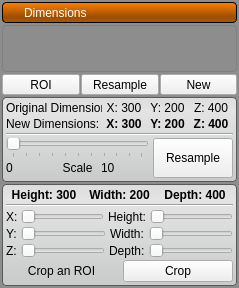
The window that src/Interface/AppInterface/LayerGroupWidget.ui (SCIInstitute/Seg3D) describes before a commit, drawn with Qt 5.
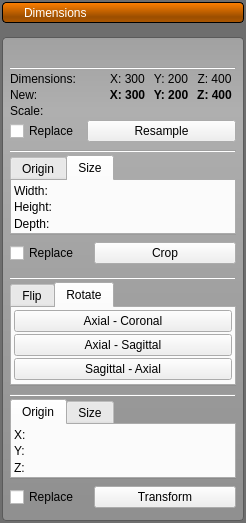
The same window after the commit. The open tabs and pages were chosen to show the change. Icons and pictures are not drawn.

Patch:
```diff
--- a/src/Interface/AppInterface/LayerGroupWidget.ui
+++ b/src/Interface/AppInterface/LayerGroupWidget.ui
@@ -6,8 +6,8 @@
    <rect>
     <x>0</x>
     <y>0</y>
-    <width>239</width>
-    <height>288</height>
+    <width>246</width>
+    <height>523</height>
    </rect>
   </property>
   <property name="sizePolicy">
@@ -17,7 +17,39 @@
    </sizepolicy>
   </property>
   <property name="styleSheet">
-   <string notr="true">QPushButton#activate_button_{
+   <string notr="true">
+QToolButton#group_crop_button_{
+  background-color: qlineargradient(spread:pad, x1:0, y1:0, x2:1, y2:1, stop:0.512563 rgba(255, 255, 255, 0));
+  border: 1px solid qlineargradient(spread:pad, x1:0, y1:0, x2:1, y2:1, stop:0.512563 rgba(255, 255, 255, 0));
+}
+
+QToolButton#group_flip_rotate_button_{
+  background-color: qlineargradient(spread:pad, x1:0, y1:0, x2:1, y2:1, stop:0.512563 rgba(255, 255, 255, 0));
+  border: 1px solid qlineargradient(spread:pad, x1:0, y1:0, x2:1, y2:1, stop:0.512563 rgba(255, 255, 255, 0));
+}
+
+QToolButton#group_new_button_{
+  background-color: qlineargradient(spread:pad, x1:0, y1:0, x2:1, y2:1, stop:0.512563 rgba(255, 255, 255, 0));
+  border: 1px solid qlineargradient(spread:pad, x1:0, y1:0, x2:1, y2:1, stop:0.512563 rgba(255, 255, 255, 0));
+}
+
+QToolButton#group_resample_button_{
+  background-color: qlineargradient(spread:pad, x1:0, y1:0, x2:1, y2:1, stop:0.512563 rgba(255, 255, 255, 0));
+  border: 1px solid qlineargradient(spread:pad, x1:0, y1:0, x2:1, y2:1, stop:0.512563 rgba(255, 255, 255, 0));
+}
+
+QToolButton#group_transform_button_{
+  background-color: qlineargradient(spread:pad, x1:0, y1:0, x2:1, y2:1, stop:0.512563 rgba(255, 255, 255, 0));
+  border: 1px solid qlineargradient(spread:pad, x1:0, y1:0, x2:1, y2:1, stop:0.512563 rgba(255, 255, 255, 0));
+}
+
+QToolButton#group_visibility_button_{
+  background-color: qlineargradient(spread:pad, x1:0, y1:0, x2:1, y2:1, stop:0.512563 rgba(255, 255, 255, 0));
+  border: 1px solid qlineargradient(spread:pad, x1:0, y1:0, x2:1, y2:1, stop:0.512563 rgba(255, 255, 255, 0));
+}
+
+
+QPushButton#activate_button_{
   height: 24px;
   text-align: left;
   color: white;
@@ -29,8 +61,8 @@
 }
 
 QFrame#group_frame_{
-  border-radius: 4px;
-  border: 1px solid gray;
+  background-color: qlineargradient(spread:pad, x1:0.5, y1:0.733364, x2:0.5, y2:0, stop:0 rgba(25, 25, 25, 0), stop:1 rgba(136, 0, 0, 0));
+  border: none;
 }
 
 
@@ -56,27 +88,51 @@
 }
 
 QWidget#LayerGroupWidget{
-  background-color: rgb(141, 141, 141);
+  background-color: rgb(110, 110, 110);
   border-radius:6px;
 }
 
+
 QWidget#resample_{
-  background-color: rgb(240, 240, 240);
+  /*
   border-radius: 4px;
   border: 1px solid rgb(90, 90, 90);
-background-color: qlineargradient(spread:pad, x1:0.5, y1:0, x2:0.5, y2:0.960227, stop:0 rgba(221, 221, 221, 255), stop:0.155779 rgba(228, 228, 228, 255), stop:1 rgba(202, 204, 204, 255));
+  background-color: qlineargradient(spread:pad, x1:0.5, y1:0, x2:0.5, y2:0.960227, stop:0 rgba(221, 221, 221, 255), stop:0.155779 rgba(228, 228, 228, 255), stop:1 rgba(202, 204, 204, 255));
+  */
 }
 
 QWidget#roi_{
-  background-color: rgb(240, 240, 240);
+/*
   border-radius: 4px;
   border: 1px solid rgb(90, 90, 90);
   background-color: qlineargradient(spread:pad, x1:0.5, y1:0, x2:0.5, y2:0.960227, stop:0 rgba(221, 221, 221, 255), stop:0.155779 rgba(228, 228, 228, 255), stop:1 rgba(202, 204, 204, 255));
+  margin: 4px;
+  */
+}
+
+QWidget#flip_rotate_{
+/*
+  border-radius: 4px;
+  border: 1px solid rgb(90, 90, 90);
+  background-color: qlineargradient(spread:pad, x1:0.5, y1:0, x2:0.5, y2:0.960227, stop:0 rgba(221, 221, 221, 255), stop:0.155779 rgba(228, 228, 228, 255), stop:1 rgba(202, 204, 204, 255));
+*/
+}
+
+QWidget#transform_{
+  /*border-radius: 4px;
+  border: 1px solid rgb(90, 90, 90);
+  background-color: qlineargradient(spread:pad, x1:0.5, y1:0, x2:0.5, y2:0.960227, stop:0 rgba(221, 221, 221, 255), stop:0.155779 rgba(228, 228, 228, 255), stop:1 rgba(202, 204, 204, 255));
+  */
+}
+QWidget#group_tools_{
+  border-radius: 4px;
+  border: 1px solid rgb(90, 90, 90);
+  background-color: qlineargradient(spread:pad, x1:0.5, y1:0, x2:0.5, y2:0.960227, stop:0 rgba(161, 161, 161, 255), stop:0.155779 rgba(175, 175, 175, 255), stop:1 rgba(144, 144, 144, 255));
 }</string>
   </property>
-  <layout class="QVBoxLayout" name="verticalLayout_3">
+  <layout class="QVBoxLayout" name="verticalLayout_21">
    <property name="spacing">
-    <number>2</number>
+    <number>0</number>
    </property>
    <property name="margin">
     <number>2</number>
@@ -153,20 +209,21 @@
             <string/>
            </property>
            <property name="icon">
-            <iconset>
-             <normaloff>:/new/images/OpenWhite.png</normaloff>:/new/images/OpenWhite.png</iconset>
+            <iconset resource="Resources/AppInterface.qrc">
+             <normaloff>:/Images/RightArrowWhite.png</normaloff>
+             <normalon>:/Images/DownArrowWhite.png</normalon>:/Images/RightArrowWhite.png</iconset>
            </property>
            <property name="iconSize">
             <size>
-             <width>18</width>
-             <height>18</height>
+             <width>16</width>
+             <height>16</height>
             </size>
            </property>
            <property name="checkable">
             <bool>true</bool>
            </property>
            <property name="checked">
-            <bool>true</bool>
+            <bool>false</bool>
            </property>
           </widget>
          </item>
@@ -196,32 +253,36 @@
           </widget>
          </item>
          <item>
-          <widget class="QToolButton" name="close_button_">
+          <widget class="QToolButton" name="group_visibility_button_">
            <property name="minimumSize">
             <size>
-             <width>21</width>
-             <height>21</height>
+             <width>20</width>
+             <height>20</height>
             </size>
            </property>
            <property name="maximumSize">
             <size>
-             <width>21</width>
-             <height>21</height>
+             <width>20</width>
+             <height>20</height>
             </size>
            </property>
            <property name="text">
             <string/>
            </property>
            <property name="icon">
-            <iconset>
-             <normaloff>:/new/images/CloseWhite.png</normaloff>:/new/images/CloseWhite.png</iconset>
+            <iconset resource="Resources/AppInterface.qrc">
+             <normaloff>:/Images/VisibleOff.png</normaloff>
+             <normalon>:/Images/Visible.png</normalon>:/Images/VisibleOff.png</iconset>
            </property>
            <property name="iconSize">
             <size>
-             <width>18</width>
-             <height>18</height>
+             <width>20</width>
+             <height>20</height>
             </size>
            </property>
+           <property name="checkable">
+            <bool>true</bool>
+           </property>
           </widget>
          </item>
         </layout>
@@ -261,65 +322,209 @@
      </property>
      <layout class="QVBoxLayout" name="group_frame_layout_">
       <property name="spacing">
+       <number>3</number>
+      </property>
+      <property name="margin">
        <number>2</number>
       </property>
-      <property name="margin">
-       <number>0</number>
-      </property>
      </layout>
     </widget>
    </item>
+   <item>
+    <widget class="QWidget" name="group_tools_" native="true">
+     <layout class="QVBoxLayout" name="verticalLayout_14">
+      <property name="spacing">
+       <number>0</number>
+      </property>
+      <property name="margin">
+       <number>4</number>
+      </property>
    <item>
     <widget class="QWidget" name="buttons_" native="true">
      <property name="sizePolicy">
-      <sizepolicy hsizetype="MinimumExpanding" vsizetype="Fixed">
+         <sizepolicy hsizetype="Preferred" vsizetype="Fixed">
        <horstretch>0</horstretch>
        <verstretch>0</verstretch>
       </sizepolicy>
      </property>
      <property name="minimumSize">
       <size>
-       <width>201</width>
-       <height>21</height>
+          <width>0</width>
+          <height>22</height>
       </size>
      </property>
      <property name="maximumSize">
       <size>
        <width>16777215</width>
-       <height>21</height>
+          <height>22</height>
       </size>
      </property>
      <layout class="QHBoxLayout" name="horizontalLayout_2">
       <property name="spacing">
+          <number>0</number>
+         </property>
+         <property name="margin">
        <number>1</number>
       </property>
-      <property name="margin">
-       <number>0</number>
-      </property>
+         <item>
+          <widget class="QToolButton" name="group_crop_button_">
+           <property name="minimumSize">
+            <size>
+             <width>0</width>
+             <height>20</height>
+            </size>
+           </property>
+           <property name="maximumSize">
+            <size>
+             <width>16777215</width>
+             <height>20</height>
+            </size>
+           </property>
+           <property name="text">
+            <string/>
+           </property>
+           <property name="icon">
+            <iconset resource="Resources/AppInterface.qrc">
+             <normaloff>:/Images/CropOff.png</normaloff>
+             <normalon>:/Images/Crop.png</normalon>:/Images/CropOff.png</iconset>
+           </property>
+           <property name="iconSize">
+            <size>
+             <width>35</width>
+             <height>20</height>
+            </size>
+           </property>
+           <property name="checkable">
+            <bool>true</bool>
+           </property>
+          </widget>
+         </item>
       <item>
-       <widget class="QPushButton" name="roi_button_group_">
+          <widget class="QToolButton" name="group_flip_rotate_button_">
+           <property name="minimumSize">
+            <size>
+             <width>0</width>
+             <height>20</height>
+            </size>
+           </property>
+           <property name="maximumSize">
+            <size>
+             <width>16777215</width>
+             <height>20</height>
+            </size>
+           </property>
         <property name="text">
-         <string>ROI</string>
-        </property>
+            <string/>
+           </property>
+           <property name="icon">
+            <iconset resource="Resources/AppInterface.qrc">
+             <normaloff>:/Images/FlipOff.png</normaloff>
+             <normalon>:/Images/Flip.png</normalon>:/Images/FlipOff.png</iconset>
+           </property>
+           <property name="iconSize">
+            <size>
+             <width>35</width>
+             <height>20</height>
+            </size>
+           </property>
         <property name="checkable">
          <bool>true</bool>
         </property>
        </widget>
       </item>
       <item>
-       <widget class="QPushButton" name="resample_button_group_">
+          <widget class="QToolButton" name="group_resample_button_">
+           <property name="minimumSize">
+            <size>
+             <width>0</width>
+             <height>20</height>
+            </size>
+           </property>
+           <property name="maximumSize">
+            <size>
+             <width>16777215</width>
+             <height>20</height>
+            </size>
+           </property>
         <property name="text">
-         <string>Resample</string>
-        </property>
+            <string/>
+           </property>
+           <property name="icon">
+            <iconset resource="Resources/AppInterface.qrc">
+             <normaloff>:/Images/ResampleOff.png</normaloff>
+             <normalon>:/Images/Resample.png</normalon>:/Images/ResampleOff.png</iconset>
+           </property>
+           <property name="iconSize">
+            <size>
+             <width>35</width>
+             <height>20</height>
+            </size>
+           </property>
         <property name="checkable">
          <bool>true</bool>
         </property>
        </widget>
       </item>
       <item>
-       <widget class="QPushButton" name="new_button_group_">
+          <widget class="QToolButton" name="group_transform_button_">
+           <property name="minimumSize">
+            <size>
+             <width>0</width>
+             <height>20</height>
+            </size>
+           </property>
+           <property name="maximumSize">
+            <size>
+             <width>16777215</width>
+             <height>20</height>
+            </size>
+           </property>
         <property name="text">
-         <string>New</string>
+            <string/>
+           </property>
+           <property name="icon">
+            <iconset resource="Resources/AppInterface.qrc">
+             <normaloff>:/Images/TransformOff.png</normaloff>
+             <normalon>:/Images/Transform.png</normalon>:/Images/TransformOff.png</iconset>
+           </property>
+           <property name="iconSize">
+            <size>
+             <width>35</width>
+             <height>20</height>
+            </size>
+           </property>
+           <property name="checkable">
+            <bool>true</bool>
+           </property>
+          </widget>
+         </item>
+         <item>
+          <widget class="QToolButton" name="group_new_button_">
+           <property name="minimumSize">
+            <size>
+             <width>20</width>
+             <height>20</height>
+            </size>
+           </property>
+           <property name="maximumSize">
+            <size>
+             <width>20</width>
+             <height>20</height>
+            </size>
+           </property>
+           <property name="text">
+            <string/>
+           </property>
+           <property name="icon">
+            <iconset resource="Resources/AppInterface.qrc">
+             <normaloff>:/Images/Add.png</normaloff>
+             <normalon>:/Images/AddWhite.png</normalon>:/Images/Add.png</iconset>
+           </property>
+           <property name="iconSize">
+            <size>
+             <width>20</width>
+             <height>20</height>
+            </size>
         </property>
        </widget>
       </item>
@@ -328,13 +533,20 @@
    </item>
    <item>
     <widget class="QWidget" name="resample_" native="true">
-     <layout class="QVBoxLayout" name="verticalLayout_2">
+        <layout class="QVBoxLayout" name="verticalLayout">
       <property name="spacing">
        <number>2</number>
       </property>
       <property name="margin">
        <number>4</number>
       </property>
+         <item>
+          <widget class="Line" name="line">
+           <property name="orientation">
+            <enum>Qt::Horizontal</enum>
+           </property>
+          </widget>
+         </item>
       <item>
        <layout class="QHBoxLayout" name="horizontalLayout_3">
         <property name="spacing">
@@ -355,7 +567,7 @@
            </size>
           </property>
           <property name="text">
-           <string>Original Dimensions:</string>
+              <string>Dimensions:</string>
           </property>
          </widget>
         </item>
@@ -411,7 +623,7 @@
            </size>
           </property>
           <property name="text">
-           <string>New Dimensions:</string>
+              <string>New:</string>
           </property>
          </widget>
         </item>
@@ -466,85 +678,50 @@
        </layout>
       </item>
       <item>
-       <widget class="Line" name="resample_line_">
-        <property name="orientation">
-         <enum>Qt::Horizontal</enum>
-        </property>
-       </widget>
-      </item>
-      <item>
-       <layout class="QHBoxLayout" name="horizontalLayout_6">
+          <widget class="QWidget" name="widget_7" native="true">
+           <layout class="QHBoxLayout" name="horizontalLayout_15">
         <property name="spacing">
-         <number>4</number>
-        </property>
-        <item>
-         <layout class="QVBoxLayout" name="verticalLayout">
-          <property name="spacing">
+             <number>2</number>
+            </property>
+            <property name="margin">
            <number>0</number>
           </property>
           <item>
-           <widget class="QSlider" name="scale_slider_">
-            <property name="tracking">
-             <bool>false</bool>
-            </property>
-            <property name="orientation">
-             <enum>Qt::Horizontal</enum>
-            </property>
-            <property name="tickPosition">
-             <enum>QSlider::TicksBelow</enum>
-            </property>
-           </widget>
-          </item>
-          <item>
-           <layout class="QHBoxLayout" name="horizontalLayout_5">
-            <property name="spacing">
-             <number>0</number>
-            </property>
-            <item>
-             <widget class="QLabel" name="min_scale_label_">
+             <widget class="QLabel" name="x_label_1">
+              <property name="minimumSize">
+               <size>
+                <width>10</width>
+                <height>0</height>
+               </size>
+              </property>
               <property name="text">
-               <string>0</string>
+               <string>Scale:</string>
               </property>
              </widget>
             </item>
-            <item>
-             <widget class="QLabel" name="scale_label_">
-              <property name="text">
-               <string>Scale</string>
-              </property>
-              <property name="alignment">
-               <set>Qt::AlignCenter</set>
-              </property>
+           </layout>
              </widget>
             </item>
             <item>
-             <widget class="QLabel" name="max_scale_label_">
-              <property name="layoutDirection">
-               <enum>Qt::RightToLeft</enum>
-              </property>
+          <layout class="QHBoxLayout" name="horizontalLayout_8" stretch="0,1">
+           <property name="spacing">
+            <number>8</number>
+           </property>
+           <item>
+            <widget class="QCheckBox" name="checkBox_2">
               <property name="text">
-               <string>10</string>
+              <string>Replace</string>
               </property>
              </widget>
             </item>
-           </layout>
-          </item>
-         </layout>
-        </item>
         <item>
-         <widget class="QPushButton" name="resample_button_">
+            <widget class="QPushButton" name="roi_crop_button_1">
           <property name="sizePolicy">
-           <sizepolicy hsizetype="Minimum" vsizetype="Fixed">
+              <sizepolicy hsizetype="Preferred" vsizetype="Fixed">
             <horstretch>0</horstretch>
             <verstretch>0</verstretch>
            </sizepolicy>
           </property>
-          <property name="minimumSize">
-           <size>
-            <width>0</width>
-            <height>40</height>
-           </size>
-          </property>
           <property name="text">
            <string>Resample</string>
           </property>
@@ -557,7 +734,7 @@
    </item>
    <item>
     <widget class="QWidget" name="roi_" native="true">
-     <layout class="QVBoxLayout" name="verticalLayout_5">
+        <layout class="QVBoxLayout" name="verticalLayout_23">
       <property name="spacing">
        <number>2</number>
       </property>
@@ -565,74 +742,45 @@
        <number>4</number>
       </property>
       <item>
+          <widget class="Line" name="line_2">
+           <property name="orientation">
+            <enum>Qt::Horizontal</enum>
+           </property>
+          </widget>
+         </item>
+         <item>
+          <widget class="QTabWidget" name="tabWidget">
+           <property name="tabPosition">
+            <enum>QTabWidget::North</enum>
+           </property>
+           <property name="tabShape">
+            <enum>QTabWidget::Rounded</enum>
+           </property>
+           <property name="currentIndex">
+            <number>0</number>
+           </property>
+           <property name="elideMode">
+            <enum>Qt::ElideRight</enum>
+           </property>
+           <widget class="QWidget" name="tab">
+            <attribute name="title">
+             <string>Origin</string>
+            </attribute>
+            <layout class="QVBoxLayout" name="verticalLayout_2">
+             <property name="spacing">
+              <number>2</number>
+             </property>
+             <property name="margin">
+              <number>2</number>
+             </property>
+             <item>
+              <widget class="QWidget" name="widget" native="true">
        <layout class="QHBoxLayout" name="horizontalLayout_11">
         <property name="spacing">
-         <number>0</number>
-        </property>
-        <property name="leftMargin">
+                 <number>2</number>
+                </property>
+                <property name="margin">
          <number>0</number>
-        </property>
-        <item>
-         <widget class="QLabel" name="height_label_roi_">
-          <property name="font">
-           <font>
-            <weight>75</weight>
-            <bold>true</bold>
-           </font>
-          </property>
-          <property name="text">
-           <string>Height: 300</string>
-          </property>
-          <property name="alignment">
-           <set>Qt::AlignCenter</set>
-          </property>
-         </widget>
-        </item>
-        <item>
-         <widget class="QLabel" name="width_label_roi_">
-          <property name="font">
-           <font>
-            <weight>75</weight>
-            <bold>true</bold>
-           </font>
-          </property>
-          <property name="text">
-           <string>Width: 200</string>
-          </property>
-          <property name="alignment">
-           <set>Qt::AlignCenter</set>
-          </property>
-         </widget>
-        </item>
-        <item>
-         <widget class="QLabel" name="depth_label_roi_">
-          <property name="font">
-           <font>
-            <weight>75</weight>
-            <bold>true</bold>
-           </font>
-          </property>
-          <property name="text">
-           <string>Depth: 400</string>
-          </property>
-          <property name="alignment">
-           <set>Qt::AlignCenter</set>
-          </property>
-         </widget>
-        </item>
-       </layout>
-      </item>
-      <item>
-       <widget class="Line" name="roi_line_">
-        <property name="orientation">
-         <enum>Qt::Horizontal</enum>
-        </property>
-       </widget>
-      </item>
-      <item>
-       <layout class="QHBoxLayout" name="horizontalLayout_9">
-        <property name="spacing">
-         <number>4</number>
         </property>
         <item>
          <widget class="QLabel" name="x_label_">
@@ -647,39 +795,17 @@
           </property>
          </widget>
         </item>
-        <item>
-         <widget class="QSlider" name="x_slider_">
-          <property name="orientation">
-           <enum>Qt::Horizontal</enum>
-          </property>
-         </widget>
-        </item>
-        <item>
-         <widget class="QLabel" name="height_label_">
-          <property name="minimumSize">
-           <size>
-            <width>35</width>
-            <height>0</height>
-           </size>
-          </property>
-          <property name="text">
-           <string>Height:</string>
-          </property>
-         </widget>
-        </item>
-        <item>
-         <widget class="QSlider" name="height_slider_">
-          <property name="orientation">
-           <enum>Qt::Horizontal</enum>
-          </property>
-         </widget>
-        </item>
-       </layout>
+               </layout>
+              </widget>
       </item>
       <item>
-       <layout class="QHBoxLayout" name="horizontalLayout_8">
+              <widget class="QWidget" name="widget_2" native="true">
+               <layout class="QHBoxLayout" name="horizontalLayout_12">
         <property name="spacing">
-         <number>4</number>
+                 <number>2</number>
+                </property>
+                <property name="margin">
+                 <number>0</number>
         </property>
         <item>
          <widget class="QLabel" name="y_label_">
@@ -694,18 +820,61 @@
           </property>
          </widget>
         </item>
+               </layout>
+              </widget>
+             </item>
         <item>
-         <widget class="QSlider" name="y_slider_">
-          <property name="orientation">
-           <enum>Qt::Horizontal</enum>
-          </property>
-         </widget>
-        </item>
+              <widget class="QWidget" name="widget_3" native="true">
+               <layout class="QHBoxLayout" name="horizontalLayout_14">
+                <property name="spacing">
+                 <number>2</number>
+                </property>
+                <property name="margin">
+                 <number>0</number>
+                </property>
+                <item>
+                 <widget class="QLabel" name="z_label_">
+                  <property name="minimumSize">
+                   <size>
+                    <width>10</width>
+                    <height>0</height>
+                   </size>
+                  </property>
+                  <property name="text">
+                   <string>Z:</string>
+                  </property>
+                 </widget>
+                </item>
+               </layout>
+              </widget>
+             </item>
+            </layout>
+           </widget>
+           <widget class="QWidget" name="tab_2">
+            <attribute name="title">
+             <string>Size</string>
+            </attribute>
+            <layout class="QVBoxLayout" name="verticalLayout_22">
+             <property name="spacing">
+              <number>2</number>
+             </property>
+             <property name="margin">
+              <number>2</number>
+             </property>
+             <item>
+              <widget class="QWidget" name="widget_5" native="true">
+               <layout class="QHBoxLayout" name="horizontalLayout_9">
+                <property name="spacing">
+                 <number>2</number>
+                </property>
+                <property name="margin">
+                 <number>0</number>
+                </property>
         <item>
          <widget class="QLabel" name="width_label_">
           <property name="minimumSize">
            <size>
-            <width>35</width>
+                    <width>55</width>
             <height>0</height>
            </size>
           </property>
@@ -714,71 +883,88 @@
           </property>
          </widget>
         </item>
-        <item>
-         <widget class="QSlider" name="width_slider_">
-          <property name="orientation">
-           <enum>Qt::Horizontal</enum>
-          </property>
-         </widget>
-        </item>
-       </layout>
+               </layout>
+              </widget>
       </item>
       <item>
+              <widget class="QWidget" name="widget_4" native="true">
        <layout class="QHBoxLayout" name="horizontalLayout_7">
         <property name="spacing">
-         <number>4</number>
-        </property>
-        <item>
-         <widget class="QLabel" name="z_label_">
-          <property name="minimumSize">
-           <size>
-            <width>10</width>
-            <height>0</height>
-           </size>
-          </property>
-          <property name="text">
-           <string>Z:</string>
-          </property>
-         </widget>
-        </item>
+                 <number>2</number>
+                </property>
+                <property name="margin">
+                 <number>0</number>
+                </property>
         <item>
-         <widget class="QSlider" name="z_slider_">
-          <property name="orientation">
-           <enum>Qt::Horizontal</enum>
-          </property>
-         </widget>
-        </item>
-        <item>
-         <widget class="QLabel" name="depth_label_">
+                 <widget class="QLabel" name="height_label_">
           <property name="minimumSize">
            <size>
-            <width>35</width>
+                    <width>55</width>
             <height>0</height>
            </size>
           </property>
           <property name="text">
-           <string>Depth:</string>
-          </property>
-         </widget>
-        </item>
-        <item>
-         <widget class="QSlider" name="depth_slider_">
-          <property name="orientation">
-           <enum>Qt::Horizontal</enum>
+                   <string>Height:</string>
           </property>
          </widget>
         </item>
        </layout>
+              </widget>
       </item>
       <item>
+              <widget class="QWidget" name="widget_6" native="true">
        <layout class="QHBoxLayout" name="horizontalLayout_10">
+                <property name="spacing">
+                 <number>2</number>
+                </property>
+                <property name="margin">
+                 <number>0</number>
+                </property>
         <item>
-         <widget class="QLabel" name="crop_label_">
+                 <widget class="QLabel" name="depth_label_">
+                  <property name="minimumSize">
+                   <size>
+                    <width>55</width>
+                    <height>0</height>
+                   </size>
+                  </property>
           <property name="text">
-           <string>Crop an ROI</string>
-          </property>
-          <property name="alignment">
-           <set>Qt::AlignCenter</set>
+                   <string>Depth:</string>
+                  </property>
+                 </widget>
+                </item>
+               </layout>
+              </widget>
+             </item>
+            </layout>
+           </widget>
+          </widget>
+         </item>
+         <item>
+          <widget class="QWidget" name="widget_14" native="true">
+           <property name="minimumSize">
+            <size>
+             <width>0</width>
+             <height>32</height>
+            </size>
+           </property>
+           <layout class="QHBoxLayout" name="horizontalLayout_5" stretch="0,1">
+            <property name="spacing">
+             <number>4</number>
+            </property>
+            <property name="margin">
+             <number>0</number>
+            </property>
+            <item>
+             <widget class="QCheckBox" name="checkBox">
+              <property name="minimumSize">
+               <size>
+                <width>80</width>
+                <height>0</height>
+               </size>
+              </property>
+              <property name="text">
+               <string>Replace</string>
           </property>
          </widget>
         </item>
@@ -796,13 +982,374 @@
          </widget>
         </item>
        </layout>
+          </widget>
       </item>
      </layout>
     </widget>
    </item>
-  </layout>
- </widget>
- <layoutdefault spacing="6" margin="11"/>
- <resources/>
+      <item>
+       <widget class="QWidget" name="flip_rotate_" native="true">
+        <layout class="QVBoxLayout" name="verticalLayout_5">
+         <property name="spacing">
+          <number>2</number>
+         </property>
+         <property name="margin">
+          <number>4</number>
+         </property>
+         <item>
+          <widget class="Line" name="line_4">
+           <property name="orientation">
+            <enum>Qt::Horizontal</enum>
+           </property>
+          </widget>
+         </item>
+         <item>
+          <widget class="QTabWidget" name="tabWidget_2">
+           <property name="currentIndex">
+            <number>0</number>
+           </property>
+           <widget class="QWidget" name="tab_3">
+            <attribute name="title">
+             <string>Flip</string>
+            </attribute>
+            <layout class="QVBoxLayout" name="verticalLayout_3">
+             <property name="spacing">
+              <number>2</number>
+             </property>
+             <property name="margin">
+              <number>2</number>
+             </property>
+             <item>
+              <widget class="QPushButton" name="pushButton_5">
+               <property name="text">
+                <string>Axial</string>
+               </property>
+              </widget>
+             </item>
+             <item>
+              <widget class="QPushButton" name="pushButton_4">
+               <property name="text">
+                <string>Coronal</string>
+               </property>
+              </widget>
+             </item>
+             <item>
+              <widget class="QPushButton" name="pushButton_6">
+               <property name="text">
+                <string>Sagittal</string>
+               </property>
+              </widget>
+             </item>
+            </layout>
+           </widget>
+           <widget class="QWidget" name="tab_4">
+            <attribute name="title">
+             <string>Rotate</string>
+            </attribute>
+            <layout class="QVBoxLayout" name="verticalLayout_4">
+             <property name="spacing">
+              <number>2</number>
+             </property>
+             <property name="margin">
+              <number>2</number>
+             </property>
+             <item>
+              <widget class="QPushButton" name="pushButton">
+               <property name="text">
+                <string>Axial - Coronal</string>
+               </property>
+              </widget>
+             </item>
+             <item>
+              <widget class="QPushButton" name="pushButton_2">
+               <property name="text">
+                <string>Axial - Sagittal</string>
+               </property>
+              </widget>
+             </item>
+             <item>
+              <widget class="QPushButton" name="pushButton_3">
+               <property name="text">
+                <string>Sagittal - Axial</string>
+               </property>
+              </widget>
+             </item>
+            </layout>
+           </widget>
+          </widget>
+         </item>
+        </layout>
+       </widget>
+      </item>
+      <item>
+       <widget class="QWidget" name="transform_" native="true">
+        <layout class="QVBoxLayout" name="verticalLayout_7">
+         <property name="spacing">
+          <number>2</number>
+         </property>
+         <property name="margin">
+          <number>4</number>
+         </property>
+         <item>
+          <widget class="Line" name="line_3">
+           <property name="orientation">
+            <enum>Qt::Horizontal</enum>
+           </property>
+          </widget>
+         </item>
+         <item>
+          <widget class="QTabWidget" name="tabWidget_3">
+           <property name="tabPosition">
+            <enum>QTabWidget::North</enum>
+           </property>
+           <property name="tabShape">
+            <enum>QTabWidget::Rounded</enum>
+           </property>
+           <property name="currentIndex">
+            <number>0</number>
+           </property>
+           <property name="elideMode">
+            <enum>Qt::ElideRight</enum>
+           </property>
+           <widget class="QWidget" name="tab_5">
+            <attribute name="title">
+             <string>Origin</string>
+            </attribute>
+            <layout class="QVBoxLayout" name="verticalLayout_6">
+             <property name="spacing">
+              <number>2</number>
+             </property>
+             <property name="margin">
+              <number>2</number>
+             </property>
+             <item>
+              <widget class="QWidget" name="widget_8" native="true">
+               <layout class="QHBoxLayout" name="horizontalLayout_16">
+                <property name="spacing">
+                 <number>2</number>
+                </property>
+                <property name="margin">
+                 <number>0</number>
+                </property>
+                <item>
+                 <widget class="QLabel" name="x_label_2">
+                  <property name="minimumSize">
+                   <size>
+                    <width>10</width>
+                    <height>0</height>
+                   </size>
+                  </property>
+                  <property name="text">
+                   <string>X:</string>
+                  </property>
+                 </widget>
+                </item>
+               </layout>
+              </widget>
+             </item>
+             <item>
+              <widget class="QWidget" name="widget_9" native="true">
+               <layout class="QHBoxLayout" name="horizontalLayout_17">
+                <property name="spacing">
+                 <number>2</number>
+                </property>
+                <property name="margin">
+                 <number>0</number>
+                </property>
+                <item>
+                 <widget class="QLabel" name="y_label_1">
+                  <property name="minimumSize">
+                   <size>
+                    <width>10</width>
+                    <height>0</height>
+                   </size>
+                  </property>
+                  <property name="text">
+                   <string>Y:</string>
+                  </property>
+                 </widget>
+                </item>
+               </layout>
+              </widget>
+             </item>
+             <item>
+              <widget class="QWidget" name="widget_10" native="true">
+               <layout class="QHBoxLayout" name="horizontalLayout_18">
+                <property name="spacing">
+                 <number>2</number>
+                </property>
+                <property name="margin">
+                 <number>0</number>
+                </property>
+                <item>
+                 <widget class="QLabel" name="z_label_1">
+                  <property name="minimumSize">
+                   <size>
+                    <width>10</width>
+                    <height>0</height>
+                   </size>
+                  </property>
+                  <property name="text">
+                   <string>Z:</string>
+                  </property>
+                 </widget>
+                </item>
+               </layout>
+              </widget>
+             </item>
+            </layout>
+           </widget>
+           <widget class="QWidget" name="tab_6">
+            <attribute name="title">
+             <string>Size</string>
+            </attribute>
+            <layout class="QVBoxLayout" name="verticalLayout_24">
+             <property name="spacing">
+              <number>2</number>
+             </property>
+             <property name="margin">
+              <number>2</number>
+             </property>
+             <item>
+              <widget class="QWidget" name="widget_11" native="true">
+               <layout class="QHBoxLayout" name="horizontalLayout_19">
+                <property name="spacing">
+                 <number>2</number>
+                </property>
+                <property name="margin">
+                 <number>0</number>
+                </property>
+                <item>
+                 <widget class="QLabel" name="width_label_1">
+                  <property name="minimumSize">
+                   <size>
+                    <width>55</width>
+                    <height>0</height>
+                   </size>
+                  </property>
+                  <property name="text">
+                   <string>Width:</string>
+                  </property>
+                 </widget>
+                </item>
+               </layout>
+              </widget>
+             </item>
+             <item>
+              <widget class="QWidget" name="widget_12" native="true">
+               <layout class="QHBoxLayout" name="horizontalLayout_20">
+                <property name="spacing">
+                 <number>2</number>
+                </property>
+                <property name="margin">
+                 <number>0</number>
+                </property>
+                <item>
+                 <widget class="QLabel" name="height_label_1">
+                  <property name="minimumSize">
+                   <size>
+                    <width>55</width>
+                    <height>0</height>
+                   </size>
+                  </property>
+                  <property name="text">
+                   <string>Height:</string>
+                  </property>
+                 </widget>
+                </item>
+               </layout>
+              </widget>
+             </item>
+             <item>
+              <widget class="QWidget" name="widget_13" native="true">
+               <layout class="QHBoxLayout" name="horizontalLayout_21">
+                <property name="spacing">
+                 <number>2</number>
+                </property>
+                <property name="margin">
+                 <number>0</number>
+                </property>
+                <item>
+                 <widget class="QLabel" name="depth_label_1">
+                  <property name="minimumSize">
+                   <size>
+                    <width>55</width>
+                    <height>0</height>
+                   </size>
+                  </property>
+                  <property name="text">
+                   <string>Depth:</string>
+                  </property>
+                 </widget>
+                </item>
+               </layout>
+              </widget>
+             </item>
+            </layout>
+           </widget>
+          </widget>
+         </item>
+         <item>
+          <widget class="QWidget" name="widget_15" native="true">
+           <property name="minimumSize">
+            <size>
+             <width>0</width>
+             <height>32</height>
+            </size>
+           </property>
+           <layout class="QHBoxLayout" name="horizontalLayout_6" stretch="0,1">
+            <property name="spacing">
+             <number>4</number>
+            </property>
+            <property name="margin">
+             <number>0</number>
+            </property>
+            <item>
+             <widget class="QCheckBox" name="checkBox_3">
+              <property name="minimumSize">
+               <size>
+                <width>80</width>
+                <height>0</height>
+               </size>
+              </property>
+              <property name="text">
+               <string>Replace</string>
+              </property>
+             </widget>
+            </item>
+            <item>
+             <widget class="QPushButton" name="roi_crop_button_2">
+              <property name="sizePolicy">
+               <sizepolicy hsizetype="Preferred" vsizetype="Fixed">
+                <horstretch>0</horstretch>
+                <verstretch>0</verstretch>
+               </sizepolicy>
+              </property>
+              <property name="text">
+               <string>Transform</string>
+              </property>
+             </widget>
+            </item>
+           </layout>
+          </widget>
+         </item>
+        </layout>
+       </widget>
+      </item>
+     </layout>
+     <zorder>transform_</zorder>
+     <zorder>flip_rotate_</zorder>
+     <zorder>y_label_1</zorder>
+     <zorder>roi_</zorder>
+     <zorder>resample_</zorder>
+     <zorder>buttons_</zorder>
+    </widget>
+   </item>
+  </layout>
+ </widget>
+ <layoutdefault spacing="2" margin="0"/>
+ <resources>
+  <include location="Resources/AppInterface.qrc"/>
+ </resources>
  <connections/>
 </ui>
```
Lines whose indentation alone changed are shown as unchanged.
